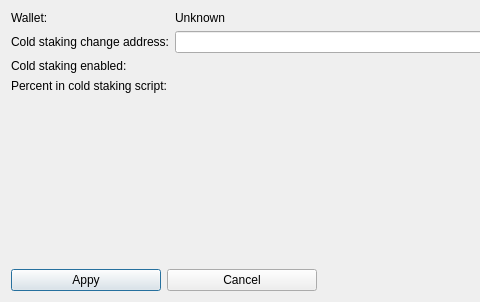
Old version of the form src/qt/forms/coldstakingdialog.ui in the repository ghost-coin/ghost-legacy; both pictures show x 0 to 480 and y 0 to 302 of the 703 by 302 pixel window.
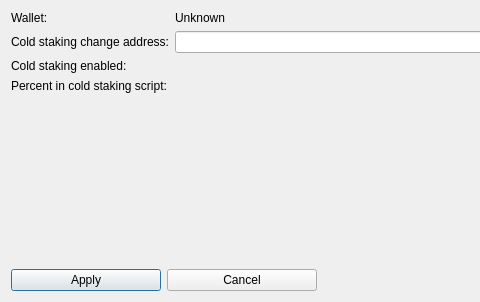
New version of the form. Custom widgets are drawn as their Qt base class.

Commit message: trivial: Fix spelling mistakes.

What changed in the file:
```diff
--- a/src/qt/forms/coldstakingdialog.ui
+++ b/src/qt/forms/coldstakingdialog.ui
@@ -85,7 +85,7 @@
         </size>
        </property>
        <property name="text">
-        <string>Appy</string>
+        <string>Apply</string>
        </property>
       </widget>
      </item>
```
The commit also changes 2 other files.
